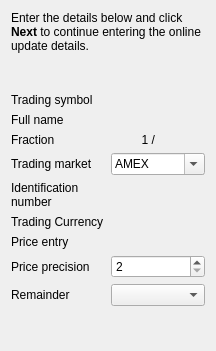
First picture: the form in kmymoney/wizards/newinvestmentwizard/kinvestmentdetailswizardpage.ui, repository KDE/kmymoney, before the edit.
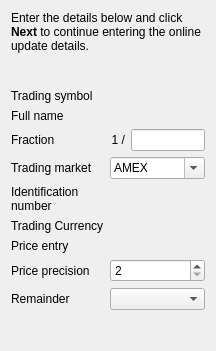
Second picture: the form after the edit. Custom widgets are drawn as their Qt base class.

Commit message:
Change KMyMoneyEdit to AmountEdit
Summary:
Refactor KMyMoney to use just AmountEdit

Test Plan: "make test" and explore the interface

Reviewers: #kmymoney, tbaumgart

Reviewed By: #kmymoney, tbaumgart

Subscribers: wojnilowicz, brunourias, tbaumgart

The edit to the form file:
```diff
--- a/kmymoney/wizards/newinvestmentwizard/kinvestmentdetailswizardpage.ui
+++ b/kmymoney/wizards/newinvestmentwizard/kinvestmentdetailswizardpage.ui
@@ -107,7 +107,7 @@
         </widget>
        </item>
        <item>
-        <widget class="KMyMoneyEdit" name="m_fraction" native="true"/>
+        <widget class="AmountEdit" name="m_fraction" native="true"/>
        </item>
       </layout>
      </item>
@@ -263,9 +263,9 @@
    <header>kcombobox.h</header>
   </customwidget>
   <customwidget>
-   <class>KMyMoneyEdit</class>
-   <extends>QWidget</extends>
-   <header>kmymoneyedit.h</header>
+   <class>AmountEdit</class>
+   <extends>QLineEdit</extends>
+   <header location="global">amountedit.h</header>
   </customwidget>
   <customwidget>
    <class>KMyMoneyLineEdit</class>
```
The commit also changes 63 other files.
